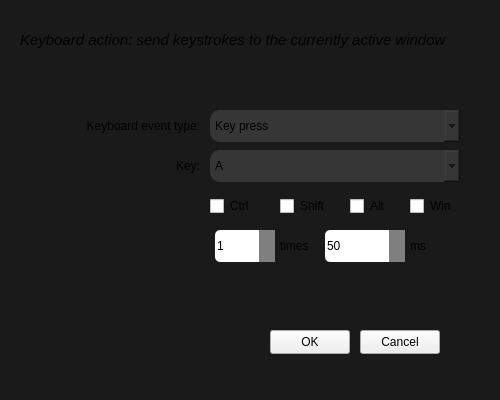
This is src/ui/dialogkeyboard.ui in dxtruong16a4/BaseMacro as Qt 5 draws it before an edit. The edited form follows.
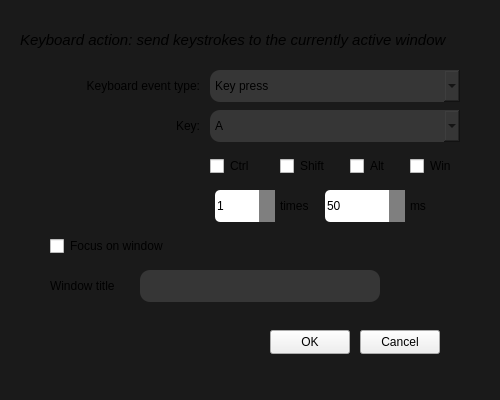
This is the edited form. Icons and pictures are not drawn.

The edit to the form file:
```diff
--- a/src/ui/dialogkeyboard.ui
+++ b/src/ui/dialogkeyboard.ui
@@ -67,7 +67,7 @@
    <property name="geometry">
     <rect>
      <x>50</x>
-     <y>110</y>
+     <y>70</y>
      <width>150</width>
      <height>32</height>
     </rect>
@@ -89,7 +89,7 @@
    <property name="geometry">
     <rect>
      <x>50</x>
-     <y>150</y>
+     <y>110</y>
      <width>150</width>
      <height>32</height>
     </rect>
@@ -111,7 +111,7 @@
    <property name="geometry">
     <rect>
      <x>210</x>
-     <y>110</y>
+     <y>70</y>
      <width>250</width>
      <height>32</height>
     </rect>
@@ -171,7 +171,7 @@
    <property name="geometry">
     <rect>
      <x>210</x>
-     <y>150</y>
+     <y>110</y>
      <width>250</width>
      <height>32</height>
     </rect>
@@ -764,7 +764,7 @@
    <property name="geometry">
     <rect>
      <x>200</x>
-     <y>190</y>
+     <y>150</y>
      <width>64</width>
      <height>32</height>
     </rect>
@@ -786,7 +786,7 @@
    <property name="geometry">
     <rect>
      <x>270</x>
-     <y>190</y>
+     <y>150</y>
      <width>72</width>
      <height>32</height>
     </rect>
@@ -808,7 +808,7 @@
    <property name="geometry">
     <rect>
      <x>340</x>
-     <y>190</y>
+     <y>150</y>
      <width>64</width>
      <height>32</height>
     </rect>
@@ -830,7 +830,7 @@
    <property name="geometry">
     <rect>
      <x>400</x>
-     <y>190</y>
+     <y>150</y>
      <width>70</width>
      <height>32</height>
     </rect>
@@ -908,7 +908,7 @@
    <property name="geometry">
     <rect>
      <x>325</x>
-     <y>230</y>
+     <y>190</y>
      <width>80</width>
      <height>32</height>
     </rect>
@@ -975,7 +975,7 @@
    <property name="geometry">
     <rect>
      <x>215</x>
-     <y>230</y>
+     <y>190</y>
      <width>60</width>
      <height>32</height>
     </rect>
@@ -1042,7 +1042,7 @@
    <property name="geometry">
     <rect>
      <x>280</x>
-     <y>230</y>
+     <y>190</y>
      <width>40</width>
      <height>32</height>
     </rect>
@@ -1073,7 +1073,7 @@
    <property name="geometry">
     <rect>
      <x>410</x>
-     <y>230</y>
+     <y>190</y>
      <width>20</width>
      <height>32</height>
     </rect>
@@ -1100,6 +1100,62 @@
     <string>ms</string>
    </property>
   </widget>
+  <widget class="QLineEdit" name="tfWindowTitle">
+   <property name="geometry">
+    <rect>
+     <x>140</x>
+     <y>270</y>
+     <width>240</width>
+     <height>32</height>
+    </rect>
+   </property>
+   <property name="styleSheet">
+    <string notr="true">QLineEdit {
+font: 700 11pt &quot;Arial&quot;;
+background: #363636;
+border-radius: 10px
+}</string>
+   </property>
+  </widget>
+  <widget class="QLabel" name="lbWindowTitle">
+   <property name="geometry">
+    <rect>
+     <x>50</x>
+     <y>270</y>
+     <width>80</width>
+     <height>32</height>
+    </rect>
+   </property>
+   <property name="styleSheet">
+    <string notr="true">QLabel
+{
+	font: 11pt &quot;Arial&quot;;
+}
+</string>
+   </property>
+   <property name="text">
+    <string>Window title</string>
+   </property>
+  </widget>
+  <widget class="QCheckBox" name="chbFocusWindow">
+   <property name="geometry">
+    <rect>
+     <x>40</x>
+     <y>230</y>
+     <width>250</width>
+     <height>32</height>
+    </rect>
+   </property>
+   <property name="styleSheet">
+    <string notr="true">QCheckBox{
+font: 700 10pt &quot;Arial&quot;;
+padding: 10px;
+}</string>
+   </property>
+   <property name="text">
+    <string>Focus on window</string>
+   </property>
+  </widget>
  </widget>
  <resources>
   <include location="../../out/build/debug/.qt/rcc/icon.qrc"/>
```
